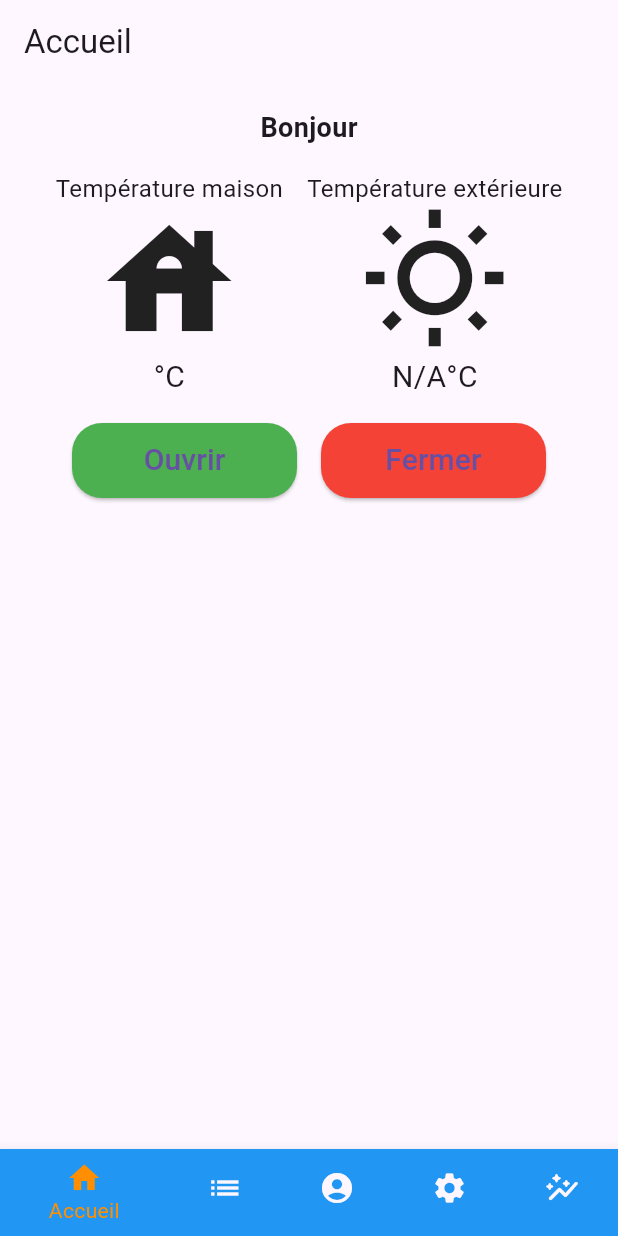
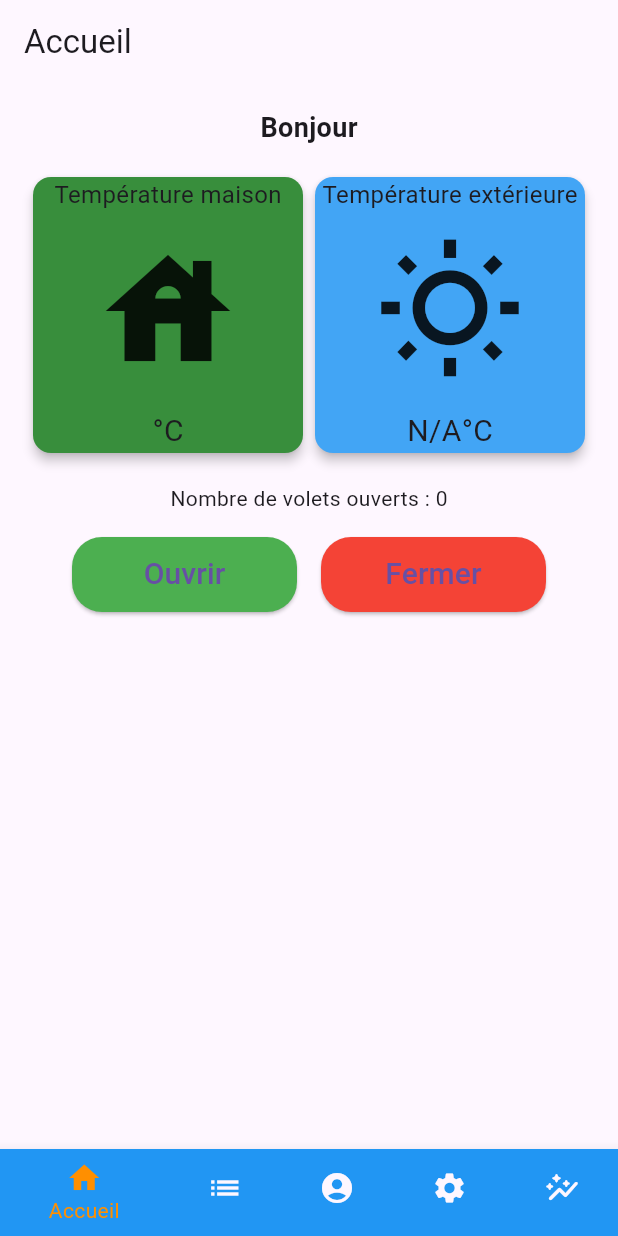
Before and after one commit to GaetanCrabeels/SmartShade, a Flutter app: the screen it shows once a user with an empty profile is signed in, on a phone screen of 412 x 824 dp. Run offline on Flutter 3.47's test engine with Material 3 defaults, Android fonts, the phone set to English and light mode, and no system bars; our stand-ins replace cloud_firestore, firebase_auth, firebase_core, geolocator; accounts and stored records are empty; network calls fail.

Commit message:
front modification and addition of the number of shutters open

```diff
--- a/lib/screens/home_page.dart
+++ b/lib/screens/home_page.dart
@@ -16,6 +16,7 @@ class _HomePageState extends State<HomePage> {
   bool _isLoading = false;
   String? _houseTemp;
   String? _outsideTemp;
+  int numberOfOpenedShutters = 0;
 
   String? _userId;
   late String _houseId;
@@ -77,6 +78,24 @@ class _HomePageState extends State<HomePage> {
       FirebaseFirestore.instance.collection('shutters');
   String shutterId = 'shutter_id_1';
 
+  Future<int> getOpenedShuttersCount(String houseId) async {
+    try {
+      // Fetch the shutters from the database using houseId
+      QuerySnapshot<Map<String, dynamic>> snapshot = await FirebaseFirestore
+          .instance
+          .collection('shutters')
+          .where('houseId', isEqualTo: houseId)
+          .where('shutter_open', isEqualTo: true)
+          .get();
+
+      // Return the count of opened shutters
+      return snapshot.size;
+    } catch (error) {
+      print('Error fetching opened shutters: $error');
+      return 0; // Return 0 in case of an error
+    }
+  }
+
   @override
   void initState() {
     super.initState();
@@ -111,6 +130,11 @@ class _HomePageState extends State<HomePage> {
                   }
                 }
               });
+              getOpenedShuttersCount(_houseId).then((count) {
+                setState(() {
+                  numberOfOpenedShutters = count;
+                });
+              });
             });
           }
         });
@@ -141,27 +165,20 @@ class _HomePageState extends State<HomePage> {
               Row(
                 mainAxisAlignment: MainAxisAlignment.center,
                 children: [
-                  Column(
-                    children: [
-                      const Text('Température maison',
-                          style: TextStyle(fontSize: 16)),
+                  buildCard(
+                      'Température maison',
                       const Icon(Icons.house, size: 100),
-                      Text('${_houseTemp ?? 'N/A'}°C',
-                          style: const TextStyle(fontSize: 20)),
-                    ],
-                  ),
-                  const SizedBox(width: 16),
-                  Column(
-                    children: [
-                      const Text('Température extérieure',
-                          style: TextStyle(fontSize: 16)),
+                      _houseTemp ?? 'N/A',
+                      Colors.green[700]!),
+                  buildCard(
+                      'Température extérieure',
                       const Icon(Icons.wb_sunny_outlined, size: 100),
-                      Text('${_outsideTemp ?? 'N/A'}°C',
-                          style: const TextStyle(fontSize: 20)),
-                    ],
-                  ),
+                      _outsideTemp ?? 'N/A',
+                      Colors.blue[400]!),
                 ],
               ),
+              const SizedBox(height: 16),
+              Text('Nombre de volets ouverts : $numberOfOpenedShutters'),
               const SizedBox(height: 16),
               Center(
                 child: Row(
@@ -232,7 +249,36 @@ class _HomePageState extends State<HomePage> {
               ),
             ),
           ),
+        const SizedBox(height: 16),
       ],
     );
   }
+
+  Widget buildCard(String title, Widget icon, String value, Color colorChosen) {
+    return Card(
+      elevation: 3,
+      color: colorChosen,
+      child: SizedBox(
+        width: 180,
+        child: Center(
+          child: Column(
+            mainAxisAlignment: MainAxisAlignment.center,
+            children: [
+              Text(
+                title,
+                style: const TextStyle(fontSize: 16),
+              ),
+              const SizedBox(height: 16),
+              icon,
+              const SizedBox(height: 16),
+              Text(
+                '$value°C',
+                style: const TextStyle(fontSize: 20),
+              ),
+            ],
+          ),
+        ),
+      ),
+    );
+  }
 }
```
